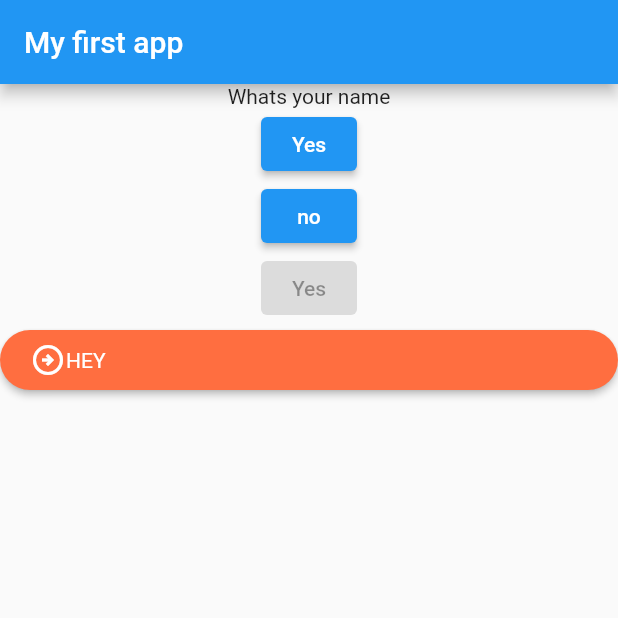
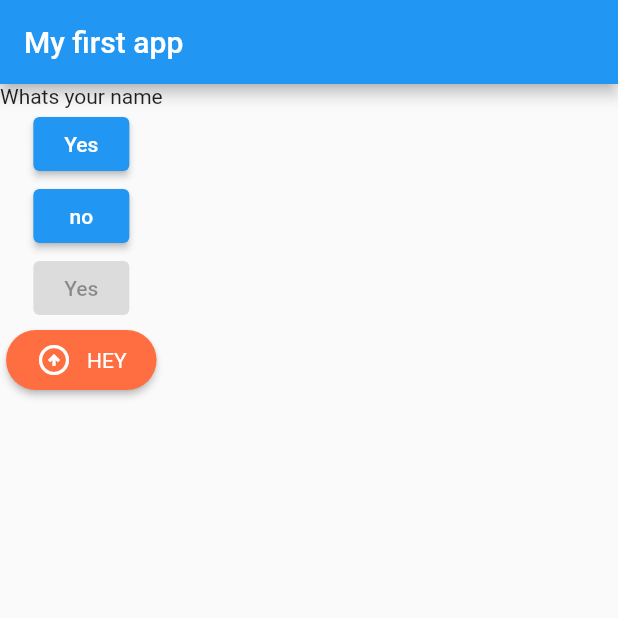
Before and after one commit to kolynzb/flutter_challlenge, a Flutter app: the screen it shows after launch, on a phone screen of 412 x 824 dp, the top half of it. Run offline on Flutter 3.47's test engine with Material 2 defaults, Android fonts, the phone set to English and light mode, and no system bars.

Commit message:
Happy client

```diff
--- a/tester_app/lib/fancy_button.dart
+++ b/tester_app/lib/fancy_button.dart
@@ -18,11 +18,15 @@
       splashColor: btnColor.withAlpha(200),
       child: Padding(
         padding: const EdgeInsets.symmetric(vertical: 8.0, horizontal: 20.0),
-        child: Row(children: <Widget>[
-          const Icon(
-            Icons.arrow_circle_right_outlined,
-            color: Colors.white,
+        child: Row(mainAxisSize: MainAxisSize.min, children: <Widget>[
+          const RotatedBox(
+            quarterTurns: 3,
+            child: Icon(
+              Icons.arrow_circle_right_outlined,
+              color: Colors.white,
+            ),
           ),
+          const SizedBox(width: 10),
           Text(
             btnText.toUpperCase(),
             style: const TextStyle(color: Colors.white),
--- a/tester_app/lib/main.dart
+++ b/tester_app/lib/main.dart
@@ -24,6 +24,7 @@
             const ElevatedButton(onPressed: answerQuestion, child: Text('Yes')),
             const ElevatedButton(onPressed: answerQuestion, child: Text('no')),
             const ElevatedButton(onPressed: null, child: Text('Yes')),
+            // ignore: avoid_print
             FancyBtn(btnText: "Hey", onPress: () => print("btn clicked"))
           ],
         ),
```
